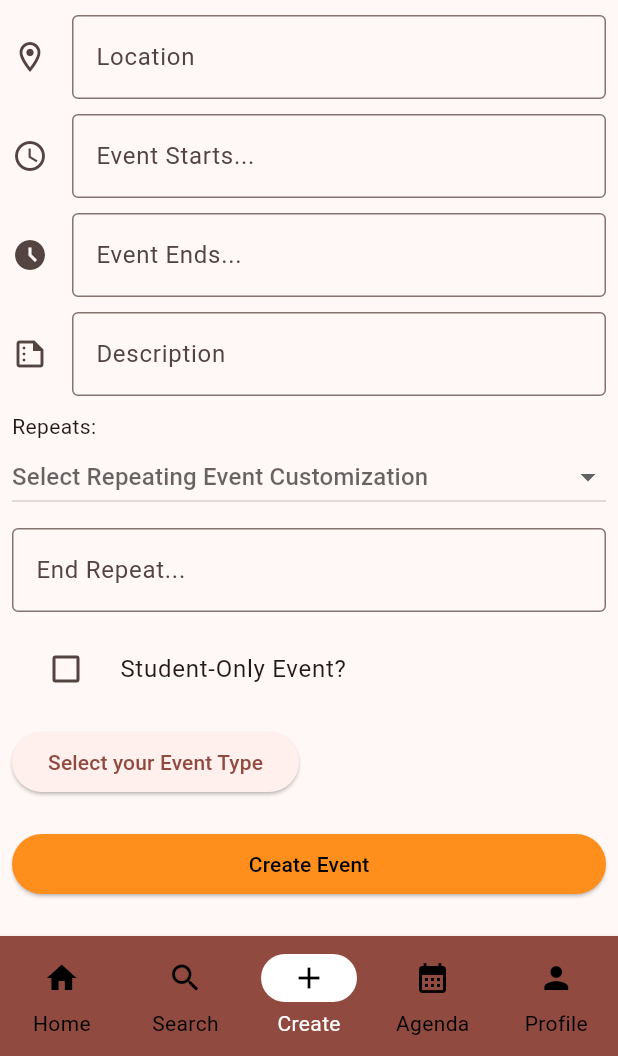
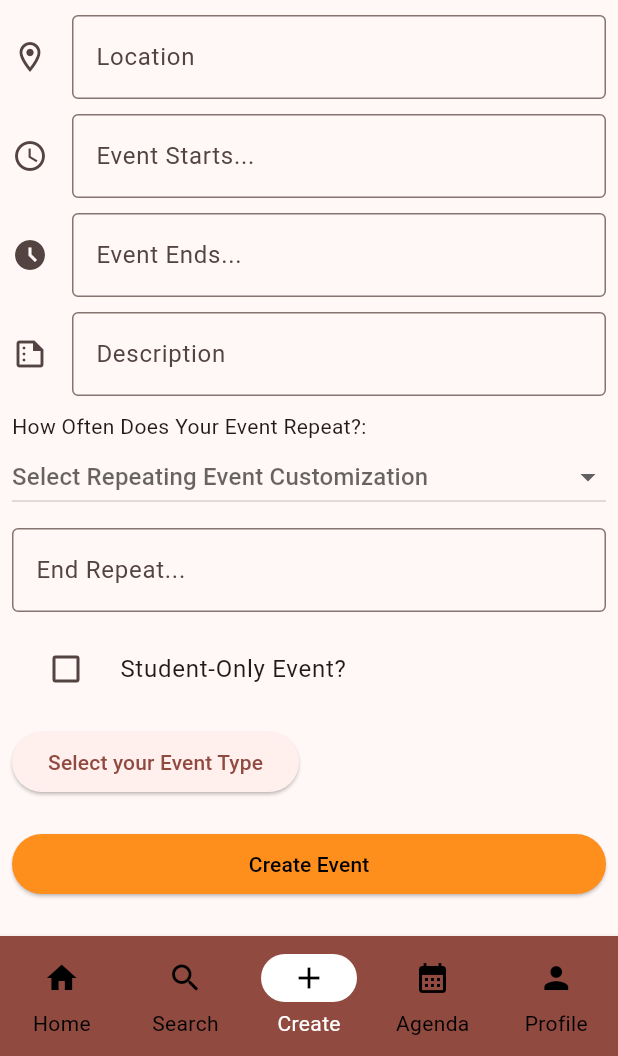
Before and after one commit to GrinSync/GrinSyncFrontend, a Flutter app: the screen it shows after launch, item 3 of the bottom bar chosen, on a phone screen of 412 x 824 dp, the part 180-1236 px from its top. Run offline on Flutter 3.47's test engine with Material 3 defaults, Android fonts, the phone set to English and light mode, and no system bars; our stand-ins replace fluttertoast, hive_flutter, syncfusion_flutter_calendar; accounts and stored records are empty; network calls fail; Roboto replaces fonts that are missing (Futura).

Commit message:
add comments to event creation

```diff
--- a/lib/pages/event_creation_page.dart
+++ b/lib/pages/event_creation_page.dart
@@ -4,14 +4,9 @@ import 'package:flutter_test_app/main.dart';
 
 // TODO: NO SAVE DRAFT OPTION; IF USERS EXIT THE CREATE EVENT PAGE ALL THEIR INPUT IS LOST
 
-// Define a stateful widget for event creation that is mutable and its corresponding state class
-class EventCreationPage extends StatefulWidget {
-  const EventCreationPage({super.key});
-  @override
-  State<EventCreationPage> createState() => EventCreationPageState();
-}
+///// ----- MULTI-SELECT CLASS FOR MULTI-SELECTING EVENT TAGS ----- /////
 
-// Define a stateful widget for multiselect option for event tags.
+// Define a stateful widget for multiselect option for event tags
 class MultiSelect extends StatefulWidget {
   final List<String> elements;
   const MultiSelect({super.key, required this.elements});
@@ -28,8 +23,10 @@ class MultiSelectState extends State<MultiSelect> {
   void itemChange(String item, bool isSelected) {
     setState(() {
       if (isSelected) {
+        // Add item if selected
         selectedItems.add(item);
       } else {
+        // Remove item if not selected in new selection
         selectedItems.remove(item);
       }
     });
@@ -53,6 +50,7 @@ class MultiSelectState extends State<MultiSelect> {
         content: SingleChildScrollView(
           child: ListBody(
             children: widget.elements
+            // Display event tags and change their selected status according to if they're pressed
                 .map((item) => CheckboxListTile(
                     value: selectedItems.contains(item),
                     title: Text(item),
@@ -62,6 +60,7 @@ class MultiSelectState extends State<MultiSelect> {
           ),
         ),
         actions: [
+          // Cancel and submit button actions
           TextButton(onPressed: cancel, child: const Text('Cancel')),
           ElevatedButton(
             onPressed: submit,
@@ -70,6 +69,13 @@ class MultiSelectState extends State<MultiSelect> {
         ]);
   }
 } // MultiSelectState
+
+// Define a stateful widget for event creation that is mutable and its corresponding state class
+class EventCreationPage extends StatefulWidget {
+  const EventCreationPage({super.key});
+  @override
+  State<EventCreationPage> createState() => EventCreationPageState();
+}
 
 // State class to manage mutable state data and the widget's lifecycle for event creation page
 class EventCreationPageState extends State<EventCreationPage> {
@@ -84,7 +90,7 @@ class EventCreationPageState extends State<EventCreationPage> {
   late final TextEditingController _description;
   late bool? _studentsOnly;
   late List<String> _tags;
-  late String _tagsString;
+  late String _tagsString; // Convert the list above to a comma-separated string
   late String? _repeat;
   late final TextEditingController _repeatDate;
 
@@ -135,12 +141,16 @@ class EventCreationPageState extends State<EventCreationPage> {
 
     // If the user inputted a date, do this:
     if (userDate != null) {
+
+      // If this is for the repeat end date, we only want the date. So we have the date and we save date to the controller's text as a string
       if (control == _repeatDate) {
       final DateTime userRepeatDate = DateTime(userDate.year, userDate.month, userDate.day);
       setState(() {
           control.text = userRepeatDate.toString();
         });
       }
+
+      // Otherwise, get the time
       else {
         // Show time picker to user with limited range
         final TimeOfDay? userTime = await showTimePicker(
@@ -165,6 +175,7 @@ class EventCreationPageState extends State<EventCreationPage> {
 
   // showMultiSelect function to allow users to multiselect event tags
   void showMultiSelect() async {
+    // List of event tags
     final List<String> items = [
       'Fee Required',
       'Food/Drinks Provided',
@@ -187,7 +198,7 @@ class EventCreationPageState extends State<EventCreationPage> {
       });
     }
 
-    // Update variable to send tags to backend
+    // Update variable to send tags to backend; create a comma-separated string
     _tagsString = _tags.join(',');
   } // showMultiSelect
 
@@ -280,7 +291,7 @@ class EventCreationPageState extends State<EventCreationPage> {
                       const SizedBox(height: 10),
 
                       // REPEATING EVENT OPTIONS
-                      const Text('Repeats:'),
+                      const Text('How Often Does Your Event Repeat?:'),
 
                       DropdownButton(
                         hint: const Text('Select Repeating Event Customization'),
@@ -298,7 +309,6 @@ class EventCreationPageState extends State<EventCreationPage> {
                           });
                         }
                       ),
-
 
                       const SizedBox(height: 10),
 
@@ -338,7 +348,6 @@ class EventCreationPageState extends State<EventCreationPage> {
                       const SizedBox(height: 10),
 
                       // DISPLAY CHOSEN EVENT TAGS
-                      // TODO: Make it so that the event tags are saved every time they press the button
                       Wrap(
                         children: _tags
                             .map((e) => Chip(
@@ -373,7 +382,7 @@ class EventCreationPageState extends State<EventCreationPage> {
 
                                 // When the event info did not successfully go to the backend
                                 if (create.runtimeType == String) {
-                                  // Show error message
+                                  // Show error message - USER IS NOT LOGGED IN
                                   showDialog(
                                     context: context,
                                     builder: (context) {
@@ -403,7 +412,7 @@ class EventCreationPageState extends State<EventCreationPage> {
                                     },
                                   );
                                 } else if (create.runtimeType == int) {
-                                  // Show error message
+                                  // Show error message - INVALID INPUT OR MISSING INFO
                                   showDialog(
                                     context: context,
                                     builder: (context) {
@@ -434,7 +443,7 @@ class EventCreationPageState extends State<EventCreationPage> {
                                   );
                                 }
 
-                                // Otherwise, event info was successfully sent to backend
+                                // Otherwise, event info was successfully sent to backend; reload page
                                 else {
                                   Navigator.push(
                                     context,
```
Also changed, not shown: lib/api/new_event_info.dart (+9 -2 lines). Lines whose indentation alone changed are shown as unchanged.
